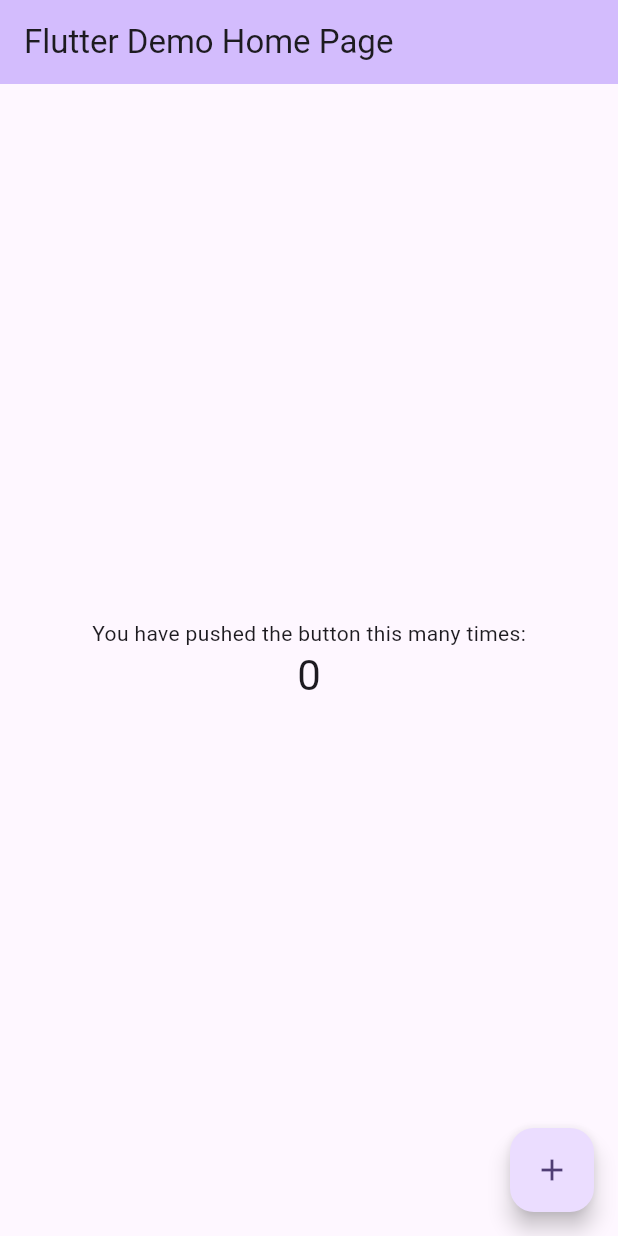
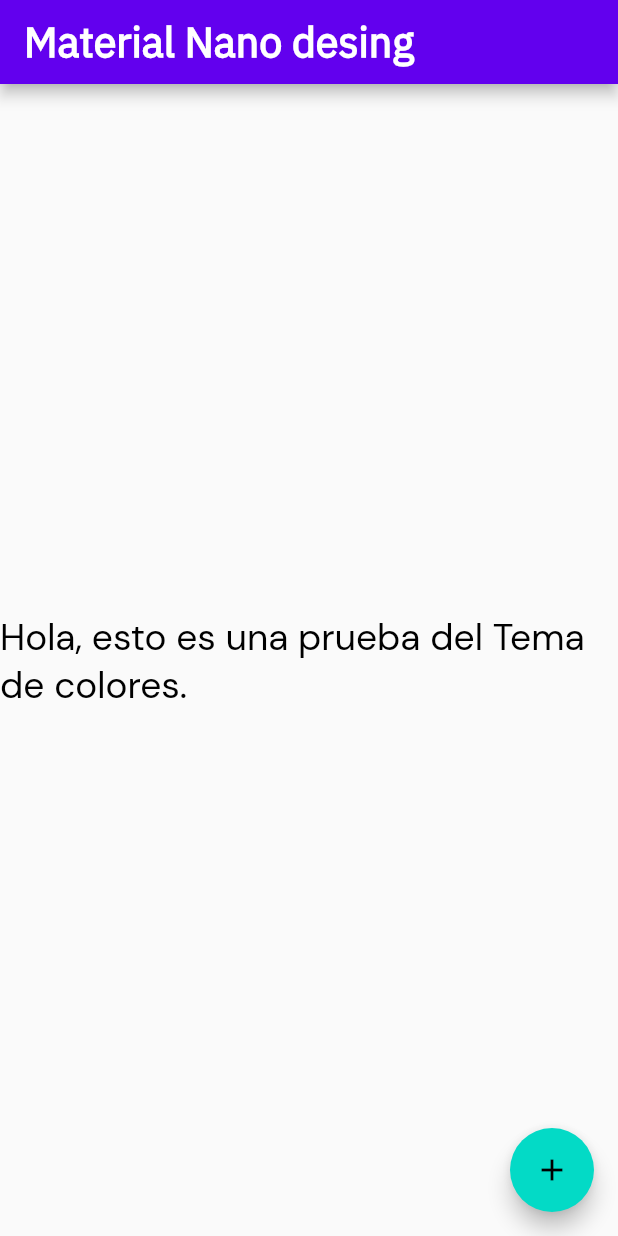
Before and after one commit to NanoCode10/projects_flutter, a Flutter app: the screen it shows after launch, on a phone screen of 412 x 824 dp. Run offline on Flutter 3.47's test engine with Material 2 defaults, Android fonts, the phone set to English and light mode, and no system bars; our stand-ins replace sizer.

Commit message:
commit 210423

```diff
--- a/projecto/app_pruebas_uitheme/lib/main.dart
+++ b/projecto/app_pruebas_uitheme/lib/main.dart
@@ -1,116 +1,72 @@
+import 'package:app_pruebas_uitheme/ui.theme/theme_app.dart';
 import 'package:flutter/material.dart';
+import 'package:sizer/sizer.dart';
 
 void main() {
   runApp(const MyApp());
 }
 
-class MyApp extends StatelessWidget {
+class MyApp extends StatefulWidget {
   const MyApp({super.key});
 
+  @override
+  State<StatefulWidget> createState() => MyAppState();
+}
+
+class MyAppState extends State<MyApp> {
+  ThemeMode themeMode = ThemeMode.light;
   // This widget is the root of your application.
   @override
   Widget build(BuildContext context) {
-    return MaterialApp(
-      title: 'Flutter Demo',
-      theme: ThemeData(
-        // This is the theme of your application.
-        //
-        // TRY THIS: Try running your application with "flutter run". You'll see
-        // the application has a blue toolbar. Then, without quitting the app,
-        // try changing the seedColor in the colorScheme below to Colors.green
-        // and then invoke "hot reload" (save your changes or press the "hot
-        // reload" button in a Flutter-supported IDE, or press "r" if you used
-        // the command line to start the app).
-        //
-        // Notice that the counter didn't reset back to zero; the application
-        // state is not lost during the reload. To reset the state, use hot
-        // restart instead.
-        //
-        // This works for code too, not just values: Most code changes can be
-        // tested with just a hot reload.
-        colorScheme: ColorScheme.fromSeed(seedColor: Colors.deepPurple),
-        useMaterial3: true,
-      ),
-      home: const MyHomePage(title: 'Flutter Demo Home Page'),
-    );
+    return Sizer(
+        builder: (BuildContext context, Orientation orientation,
+                DeviceType deviceType) =>
+            MaterialApp(
+              title: 'Flutter Demo',
+              theme: themeDataLight,
+              darkTheme: themeDataDark,
+              themeMode: themeMode,
+              home: MyHomePage(chageTheme),
+            ));
+  }
+
+  chageTheme(ThemeMode themeMode) {
+    setState(() {
+      this.themeMode = themeMode;
+    });
   }
 }
 
+// ignore: must_be_immutable
 class MyHomePage extends StatefulWidget {
-  const MyHomePage({super.key, required this.title});
-
-  // This widget is the home page of your application. It is stateful, meaning
-  // that it has a State object (defined below) that contains fields that affect
-  // how it looks.
-
-  // This class is the configuration for the state. It holds the values (in this
-  // case the title) provided by the parent (in this case the App widget) and
-  // used by the build method of the State. Fields in a Widget subclass are
-  // always marked "final".
-
-  final String title;
+  // ignore: prefer_typing_uninitialized_variables
+  var changeModeCallBack;
+  MyHomePage(this.changeModeCallBack, {super.key});
 
   @override
   State<MyHomePage> createState() => _MyHomePageState();
 }
 
 class _MyHomePageState extends State<MyHomePage> {
-  int _counter = 0;
-
   void _incrementCounter() {
-    setState(() {
-      // This call to setState tells the Flutter framework that something has
-      // changed in this State, which causes it to rerun the build method below
-      // so that the display can reflect the updated values. If we changed
-      // _counter without calling setState(), then the build method would not be
-      // called again, and so nothing would appear to happen.
-      _counter++;
-    });
+    widget.changeModeCallBack(Theme.of(context).brightness == Brightness.light
+        ? ThemeMode.dark
+        : ThemeMode.light);
   }
 
   @override
   Widget build(BuildContext context) {
-    // This method is rerun every time setState is called, for instance as done
-    // by the _incrementCounter method above.
-    //
-    // The Flutter framework has been optimized to make rerunning build methods
-    // fast, so that you can just rebuild anything that needs updating rather
-    // than having to individually change instances of widgets.
     return Scaffold(
+      /*  backgroundColor: Theme.of(context).colorScheme.inversePrimary,*/
       appBar: AppBar(
-        // TRY THIS: Try changing the color here to a specific color (to
-        // Colors.amber, perhaps?) and trigger a hot reload to see the AppBar
-        // change color while the other colors stay the same.
-        backgroundColor: Theme.of(context).colorScheme.inversePrimary,
-        // Here we take the value from the MyHomePage object that was created by
-        // the App.build method, and use it to set our appbar title.
-        title: Text(widget.title),
+        title: const Text('Material Nano desing'),
       ),
-      body: Center(
-        // Center is a layout widget. It takes a single child and positions it
-        // in the middle of the parent.
+      body: const Center(
         child: Column(
-          // Column is also a layout widget. It takes a list of children and
-          // arranges them vertically. By default, it sizes itself to fit its
-          // children horizontally, and tries to be as tall as its parent.
-          //
-          // Column has various properties to control how it sizes itself and
-          // how it positions its children. Here we use mainAxisAlignment to
-          // center the children vertically; the main axis here is the vertical
-          // axis because Columns are vertical (the cross axis would be
-          // horizontal).
-          //
-          // TRY THIS: Invoke "debug painting" (choose the "Toggle Debug Paint"
-          // action in the IDE, or press "p" in the console), to see the
-          // wireframe for each widget.
           mainAxisAlignment: MainAxisAlignment.center,
           children: <Widget>[
-            const Text(
-              'You have pushed the button this many times:',
-            ),
             Text(
-              '$_counter',
-              style: Theme.of(context).textTheme.headlineMedium,
+              'Hola, esto es una prueba del Tema de colores.',
             ),
           ],
         ),
--- /dev/null
+++ b/projecto/app_pruebas_uitheme/lib/ui.theme/theme_app.dart
@@ -0,0 +1,46 @@
+import 'package:flutter/material.dart';
+import 'package:app_pruebas_uitheme/ui.theme/size_app.dart';
+
+part 'package:app_pruebas_uitheme/ui.theme/colors_app.dart';
+part 'package:app_pruebas_uitheme/ui.theme/styles/style_text_app.dart';
+
+TextTheme get _themeBase => TextTheme(
+      displayLarge: _styleH1,
+      displayMedium: _styleH2,
+      displaySmall: _styleH3,
+      headlineMedium: _styleH4,
+      headlineSmall: _styleH5,
+      titleLarge: _styleH6,
+      titleMedium: _styleSubtitle1,
+      titleSmall: _styleSubtitle2,
+      bodyLarge: _styleBodyText1,
+      bodyMedium: _styleBodyText2,
+      labelLarge: _styleButton,
+      bodySmall: _styleCaption,
+      labelSmall: _styleOverline,
+    );
+TextTheme get _textThemeLight => _themeBase.apply(
+      bodyColor: _colorSchemaLight.onBackground,
+      displayColor: _colorSchemaLight.onBackground,
+    );
+TextTheme get _textThemeDark => _themeBase.apply(
+      bodyColor: _colorSchemaDark.onBackground,
+      displayColor: _colorSchemaDark.onBackground,
+    );
+/*
+TextTheme get _textThemePrimary => _themeBase.apply(
+      bodyColor: _colorSchemaDark.primary,
+      displayColor: _colorSchemaDark.primary,
+    );
+*/
+ThemeData get themeDataLight => ThemeData(
+      textTheme: _textThemeLight,
+      colorScheme:
+          _colorSchemaLight.copyWith(background: _colorSchemaLight.background),
+    );
+
+ThemeData get themeDataDark => ThemeData(
+      textTheme: _textThemeDark,
+      colorScheme:
+          _colorSchemaDark.copyWith(background: _colorSchemaDark.background),
+    );
```
Also changed, not shown: projecto/app_pruebas_uitheme/lib/ui.theme/colors_app.dart (added, +61 -0 lines), projecto/app_pruebas_uitheme/lib/ui.theme/styles/style_text_app.dart (added, +53 -0 lines), projecto/app_pruebas_uitheme/lib/ui.thema/styles/style_text_app.dart (deleted), projecto/app_pruebas_uitheme/lib/ui.theme/size_app.dart (renamed from projecto/app_pruebas_uitheme/lib/ui.thema/size_app.dart), projecto/app_pruebas_uitheme/pubspec.lock, 2 other files.
